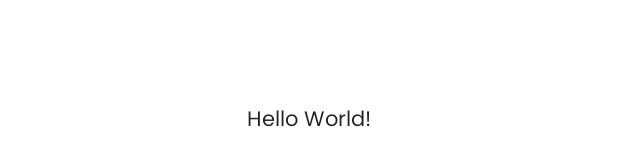
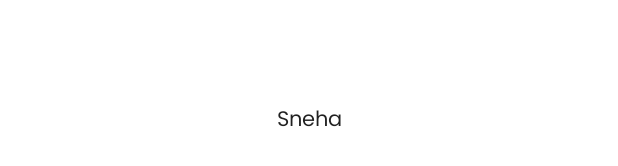
Before and after one commit to GDSC-KIIT/TravelMate, an Android app: the layout activity_main.xml on its own in the app's theme, with its tools: preview values and no code run, on a phone screen of 412 x 824 dp. Shown: the part 497-663 px from the top of the screen. Run offline under Robolectric (Android 15) with nearby library versions, the phone set to English and light mode, and no system bars.

Commit message:
Initial commit

```diff
--- a/app/src/main/res/layout/activity_main.xml
+++ b/app/src/main/res/layout/activity_main.xml
@@ -11,7 +11,7 @@
         android:layout_width="wrap_content"
         android:layout_height="wrap_content"
         android:fontFamily="@font/poppins"
-        android:text="Hello World!"
+        android:text="Sneha"
         android:textColor="@color/text_primary"
         app:layout_constraintBottom_toBottomOf="parent"
         app:layout_constraintEnd_toEndOf="parent"
```
